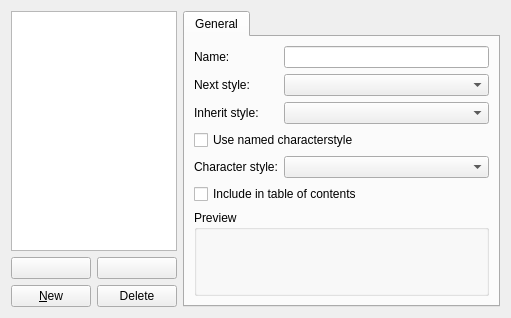
Before: the Qt Designer form shapes/text/dialogs/StyleManager.ui in KDE/calligra, drawn with Qt 5.
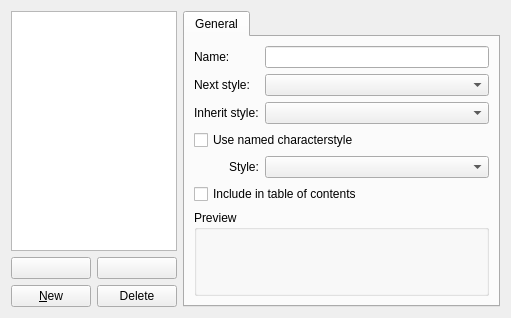
After: the same form once the commit is applied.

Commit message: StyleManager dialog; shows paragraph styles

What changed in the file:
```diff
--- a/shapes/text/dialogs/StyleManager.ui
+++ b/shapes/text/dialogs/StyleManager.ui
@@ -42,37 +42,37 @@
        <string>General</string>
       </attribute>
       <layout class="QGridLayout" >
-       <item row="0" column="0" >
+       <item row="0" column="0" colspan="2" >
         <widget class="QLabel" name="label" >
          <property name="text" >
           <string>Name:</string>
          </property>
         </widget>
        </item>
-       <item row="0" column="1" >
+       <item row="0" column="2" >
         <widget class="QLineEdit" name="name" />
        </item>
-       <item row="1" column="0" >
+       <item row="1" column="0" colspan="2" >
         <widget class="QLabel" name="label_2" >
          <property name="text" >
           <string>Next style:</string>
          </property>
         </widget>
        </item>
-       <item row="1" column="1" >
+       <item row="1" column="2" >
         <widget class="QComboBox" name="nextStyle" />
        </item>
-       <item row="2" column="0" >
+       <item row="2" column="0" colspan="2" >
         <widget class="QLabel" name="label_3" >
          <property name="text" >
           <string>Inherit style:</string>
          </property>
         </widget>
        </item>
-       <item row="2" column="1" >
+       <item row="2" column="2" >
         <widget class="QComboBox" name="inheritStyle" />
        </item>
-       <item row="3" column="0" colspan="2" >
+       <item row="3" column="0" colspan="3" >
         <widget class="QCheckBox" name="useCharacterStyle" >
          <property name="text" >
           <string>Use named characterstyle</string>
@@ -80,23 +80,39 @@
         </widget>
        </item>
        <item row="4" column="0" >
-        <widget class="QLabel" name="label_4" >
-         <property name="text" >
-          <string>Character style:</string>
+        <spacer>
+         <property name="orientation" >
+          <enum>Qt::Horizontal</enum>
          </property>
-        </widget>
+         <property name="sizeType" >
+          <enum>QSizePolicy::Fixed</enum>
+         </property>
+         <property name="sizeHint" >
+          <size>
+           <width>10</width>
+           <height>1</height>
+          </size>
+         </property>
+        </spacer>
        </item>
        <item row="4" column="1" >
+        <widget class="QLabel" name="label_4" >
+         <property name="text" >
+          <string>Style:</string>
+         </property>
+        </widget>
+       </item>
+       <item row="4" column="2" >
         <widget class="QComboBox" name="characterStyle" />
        </item>
-       <item row="5" column="0" colspan="2" >
+       <item row="5" column="0" colspan="3" >
         <widget class="QCheckBox" name="inToc" >
          <property name="text" >
           <string>Include in table of contents</string>
          </property>
         </widget>
        </item>
-       <item row="6" column="0" colspan="2" >
+       <item row="6" column="0" colspan="3" >
         <widget class="QGroupBox" name="previewPane" >
          <property name="title" >
           <string>Preview</string>
```
The commit also changes 6 other files.
